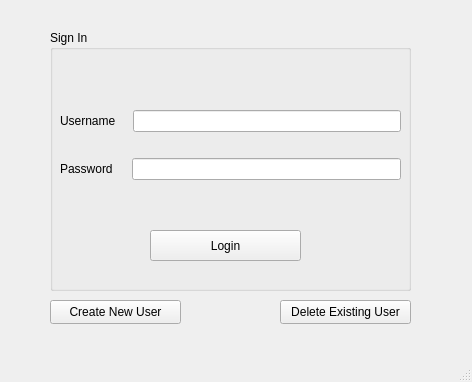
This is login.ui in mchdaybk/QPasswordManager as Qt 5 draws it before an edit. The edited form follows.
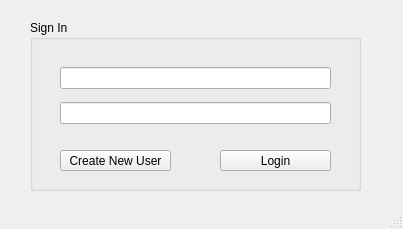
This is the edited form.

Diff of the .ui file:
```diff
--- a/login.ui
+++ b/login.ui
@@ -6,8 +6,8 @@
    <rect>
     <x>0</x>
     <y>0</y>
-    <width>472</width>
-    <height>382</height>
+    <width>403</width>
+    <height>229</height>
    </rect>
   </property>
   <property name="windowTitle">
@@ -17,10 +17,10 @@
    <widget class="QGroupBox" name="groupBox">
     <property name="geometry">
      <rect>
-      <x>50</x>
-      <y>30</y>
-      <width>361</width>
-      <height>261</height>
+      <x>30</x>
+      <y>20</y>
+      <width>331</width>
+      <height>171</height>
      </rect>
     </property>
     <property name="title">
@@ -29,10 +29,10 @@
     <widget class="QPushButton" name="pushButton_login">
      <property name="geometry">
       <rect>
-       <x>100</x>
-       <y>200</y>
-       <width>151</width>
-       <height>31</height>
+       <x>190</x>
+       <y>130</y>
+       <width>111</width>
+       <height>21</height>
       </rect>
      </property>
      <property name="text">
@@ -52,109 +52,42 @@
       <string/>
      </property>
     </widget>
-    <widget class="QWidget" name="layoutWidget">
+    <widget class="QPushButton" name="pushButton_create">
      <property name="geometry">
       <rect>
-       <x>10</x>
-       <y>60</y>
-       <width>341</width>
-       <height>111</height>
+       <x>30</x>
+       <y>130</y>
+       <width>111</width>
+       <height>21</height>
+      </rect>
+     </property>
+     <property name="text">
+      <string>Create New User</string>
+     </property>
+    </widget>
+    <widget class="QWidget" name="">
+     <property name="geometry">
+      <rect>
+       <x>30</x>
+       <y>40</y>
+       <width>271</width>
+       <height>71</height>
       </rect>
      </property>
      <layout class="QVBoxLayout" name="verticalLayout">
       <item>
-       <layout class="QHBoxLayout" name="horizontalLayout_2">
-        <item>
-         <widget class="QLabel" name="label">
-          <property name="text">
-           <string>Username</string>
-          </property>
-         </widget>
-        </item>
-        <item>
-         <spacer name="horizontalSpacer">
-          <property name="orientation">
-           <enum>Qt::Horizontal</enum>
-          </property>
-          <property name="sizeType">
-           <enum>QSizePolicy::Fixed</enum>
-          </property>
-          <property name="sizeHint" stdset="0">
-           <size>
-            <width>11</width>
-            <height>20</height>
-           </size>
-          </property>
-         </spacer>
-        </item>
-        <item>
-         <widget class="QLineEdit" name="lineEdit_user"/>
-        </item>
-       </layout>
+       <widget class="QLineEdit" name="lineEdit_user"/>
       </item>
       <item>
-       <layout class="QHBoxLayout" name="horizontalLayout">
-        <item>
-         <widget class="QLabel" name="label_2">
-          <property name="text">
-           <string>Password</string>
-          </property>
-         </widget>
-        </item>
-        <item>
-         <spacer name="horizontalSpacer_2">
-          <property name="orientation">
-           <enum>Qt::Horizontal</enum>
-          </property>
-          <property name="sizeType">
-           <enum>QSizePolicy::Fixed</enum>
-          </property>
-          <property name="sizeHint" stdset="0">
-           <size>
-            <width>13</width>
-            <height>20</height>
-           </size>
-          </property>
-         </spacer>
-        </item>
-        <item>
-         <widget class="QLineEdit" name="lineEdit_passwd">
-          <property name="echoMode">
-           <enum>QLineEdit::Password</enum>
-          </property>
-         </widget>
-        </item>
-       </layout>
+       <widget class="QLineEdit" name="lineEdit_passwd">
+        <property name="echoMode">
+         <enum>QLineEdit::Password</enum>
+        </property>
+       </widget>
       </item>
      </layout>
     </widget>
    </widget>
-   <widget class="QPushButton" name="pushButton_create">
-    <property name="geometry">
-     <rect>
-      <x>50</x>
-      <y>300</y>
-      <width>131</width>
-      <height>24</height>
-     </rect>
-    </property>
-    <property name="text">
-     <string>Create New User</string>
-    </property>
-   </widget>
-   <widget class="QPushButton" name="pushButton_delete">
-    <property name="geometry">
-     <rect>
-      <x>280</x>
-      <y>300</y>
-      <width>131</width>
-      <height>24</height>
-     </rect>
-    </property>
-    <property name="text">
-     <string>Delete Existing User</string>
-    </property>
-   </widget>
   </widget>
   <widget class="QMenuBar" name="menubar">
    <property name="geometry">
```
Left out of the diff: 2 changed lines with no effect on the pictures.
